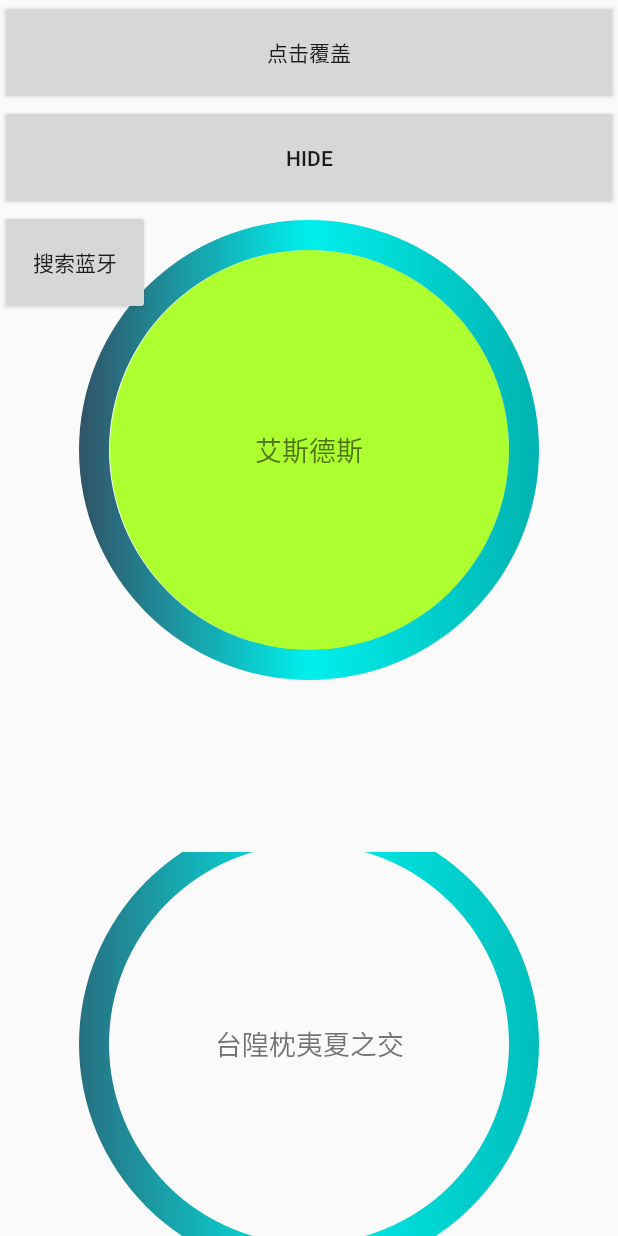
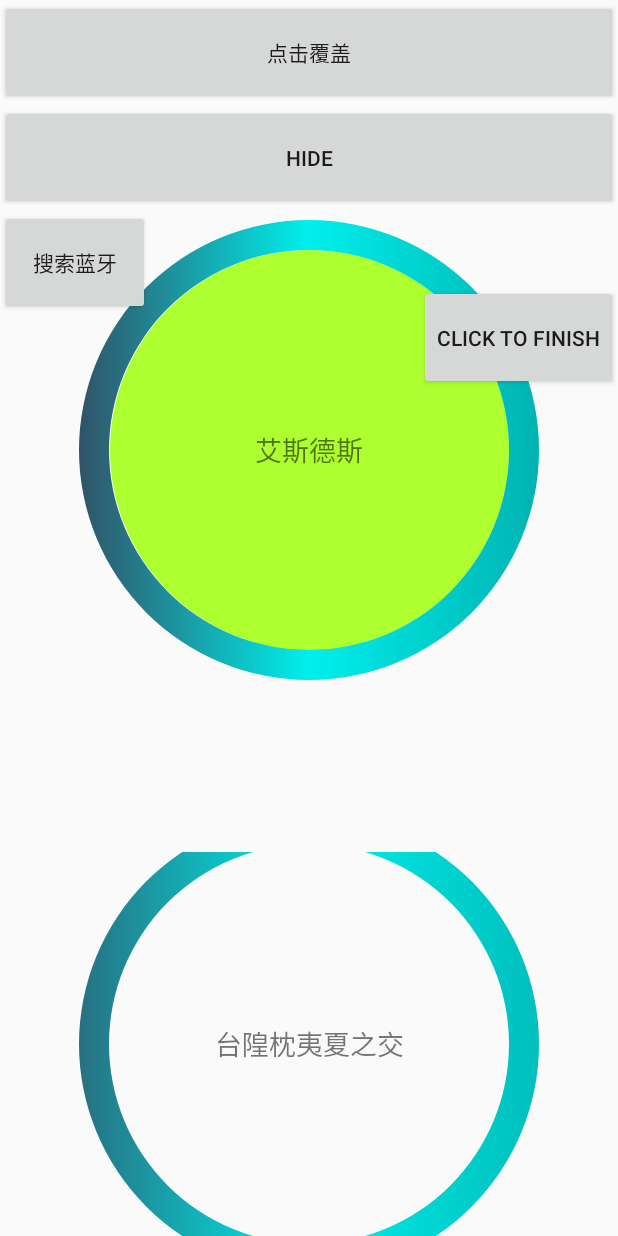
Before and after one commit to ShirleyLuoppx/DailyStudy, an Android app: the layout activity_main.xml on its own in the app's theme, with its tools: preview values and no code run, on a phone screen of 412 x 824 dp. Run offline under Robolectric (Android 15) with nearby library versions, the phone set to English and light mode, and no system bars; network calls fail.

Commit message:
feat: 添加了在A活动调用B活动的finish方法会销毁哪一个活动的测试
添加了在A活动调用B活动的finish方法会销毁哪一个活动的测试

```diff
--- a/app/src/main/AndroidManifest.xml
+++ b/app/src/main/AndroidManifest.xml
@@ -24,7 +24,7 @@
         android:roundIcon="@mipmap/ic_launcher_round"
         android:supportsRtl="true"
         android:theme="@style/AppTheme">
-        <activity android:name=".NinePatchDemo">
+        <activity android:name=".MainActivity">
             <intent-filter>
                 <action android:name="android.intent.action.MAIN" />
 
@@ -33,6 +33,7 @@
         </activity>
 
         <activity android:name=".MenuResourcesActivity" />
+        <activity android:name=".TestFinishFunction" />
         <!--        <activity android:name=".bluetooth.FlyBlueToothDemoActivity" />-->
         <!--        <activity android:name=".bluetooth.BlueToothMainActivity" />-->
     </application>
--- a/app/src/main/res/layout/activity_main.xml
+++ b/app/src/main/res/layout/activity_main.xml
@@ -70,13 +70,22 @@
         android:layout_width="100dp"
         android:layout_height="70dp"
         android:text="搜索蓝牙"
-        app:layout_constraintTop_toBottomOf="@id/et_test_hide"
-        app:layout_constraintLeft_toLeftOf="parent"/>
+        app:layout_constraintLeft_toLeftOf="parent"
+        app:layout_constraintTop_toBottomOf="@id/et_test_hide" />
+
+    <Button
+        android:id="@+id/click_finish"
+        android:layout_width="wrap_content"
+        android:layout_height="70dp"
+        android:layout_marginTop="50dp"
+        android:text="click to finish"
+        app:layout_constraintRight_toRightOf="parent"
+        app:layout_constraintTop_toBottomOf="@id/et_test_hide" />
 
     <FrameLayout
         android:id="@+id/fl_show_hide"
         android:layout_width="match_parent"
         android:layout_height="match_parent"
-        app:layout_constraintTop_toTopOf="parent"
-        android:visibility="gone"/>
+        android:visibility="gone"
+        app:layout_constraintTop_toTopOf="parent" />
 </androidx.constraintlayout.widget.ConstraintLayout>
```
Also changed, not shown: app/src/main/java/com/ppx/dailystudy/MainActivity.kt (+16 -0 lines), app/src/main/java/com/ppx/dailystudy/TestFinishFunction.kt (added, +44 -0 lines), app/src/main/res/layout/activity_test_finish_function.xml (added, +17 -0 lines).
